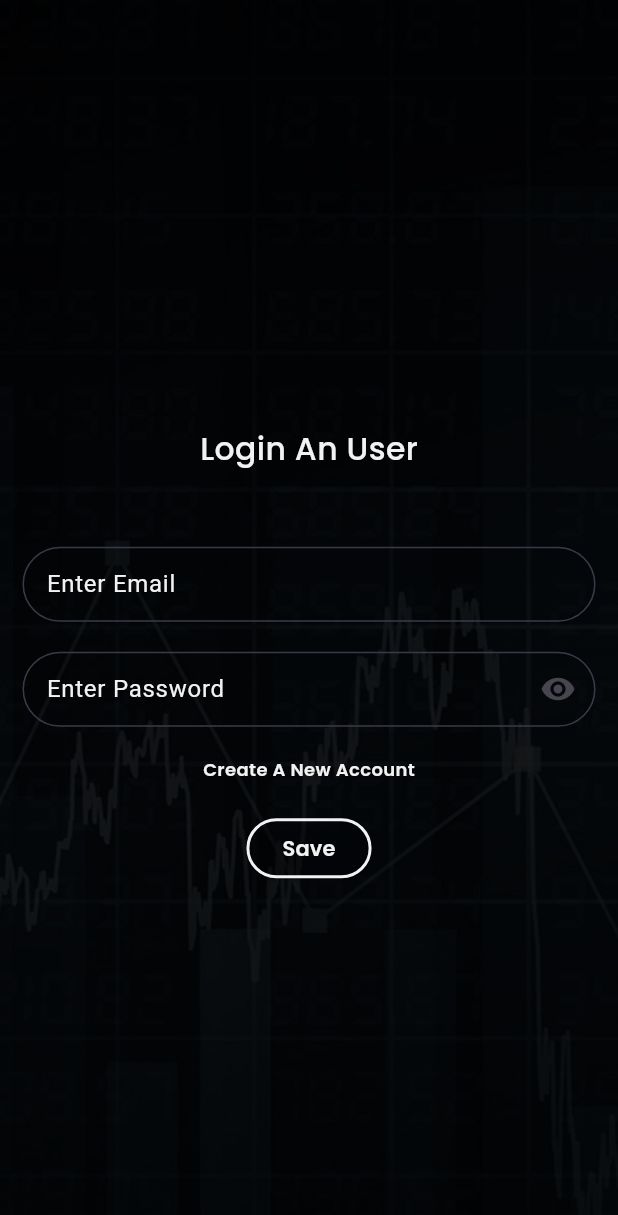
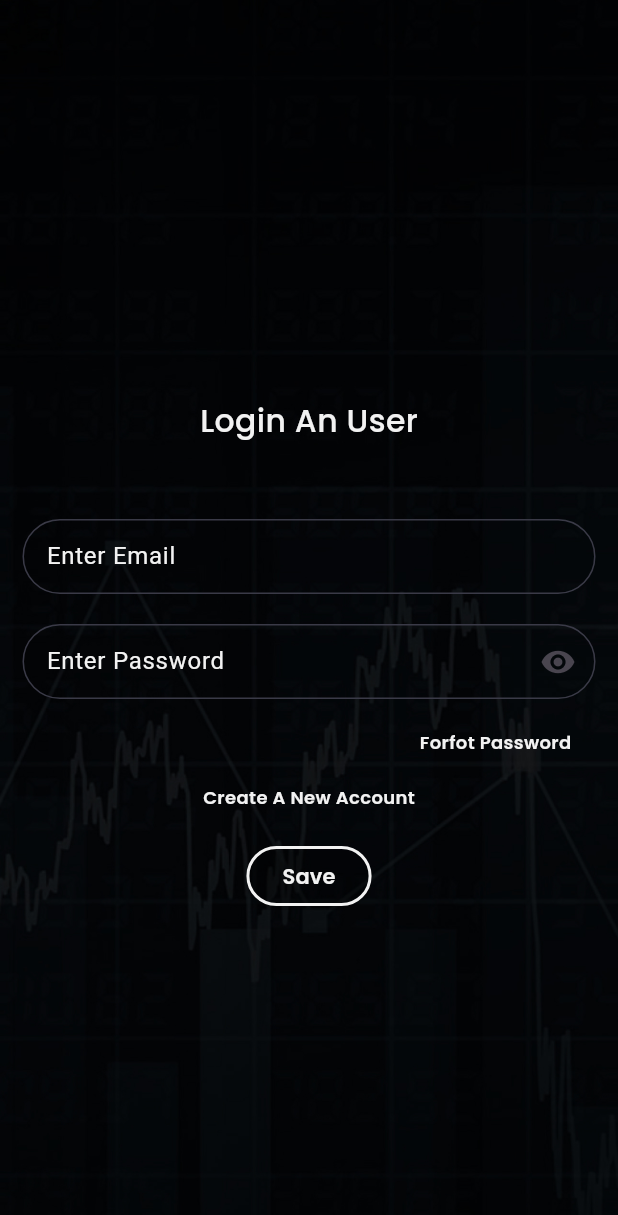
Before and after one commit to naimishStargalaxy/stock_app_SG, a Flutter app: the SigninPage screen opened directly, on a phone screen of 412 x 824 dp. Shown: the top 1215 px of the screen. Run offline on Flutter 3.47's test engine with Material 3 defaults, Android fonts, the phone set to English and light mode, and no system bars; our stand-ins replace fl_chart, flutter_widget_from_html, fluttertoast, get, google_fonts, image_picker and 6 more; accounts and stored records are empty.

Commit message:
create forgot password

```diff
--- /dev/null
+++ b/lib/Controllers/forgot_password_controller.dart
@@ -0,0 +1,6 @@
+import 'package:flutter/material.dart';
+import 'package:get/get.dart';
+
+class ForgotPasswordController extends GetxController {
+  TextEditingController emailcontroller = TextEditingController();
+}
--- a/lib/Screens/login_page.dart
+++ b/lib/Screens/login_page.dart
@@ -3,6 +3,7 @@
 import 'package:demo_project/Controllers/auth_controller.dart';
 import 'package:demo_project/Helper/common_widget.dart';
 import 'package:demo_project/Helper/utility.dart';
+import 'package:demo_project/Screens/forgot_password_page.dart';
 import 'package:demo_project/Screens/signup_page.dart';
 import 'package:flutter/material.dart';
 import 'package:get/get.dart';
@@ -100,6 +101,23 @@ class SigninPage extends StatelessWidget {
             ),
             GestureDetector(
               onTap: () {
+                Get.to(() => ForgotPasswordPage());
+              },
+              child: Align(
+                alignment: Alignment(0.8, 0),
+                child: CommonWidget().textWidget(
+                  text: "Forfot Password",
+                  textColor: DarkAppColor.primaryColor,
+                  textSize: 12.0,
+                  textWeight: FontWeight.w600,
+                ),
+              ),
+            ),
+            SizedBox(
+              height: 20,
+            ),
+            GestureDetector(
+              onTap: () {
                 Get.to(() => SignupPage());
               },
               child: CommonWidget().textWidget(
```
Also changed, not shown: lib/Screens/forgot_password_page.dart (added, +88 -0 lines).
